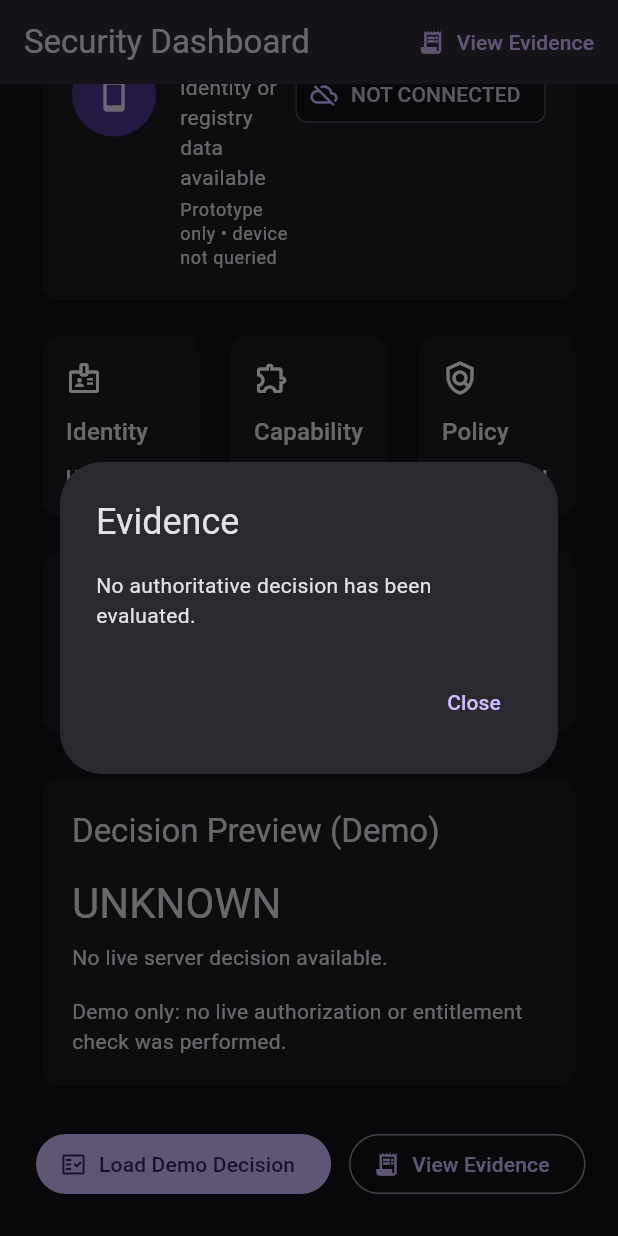
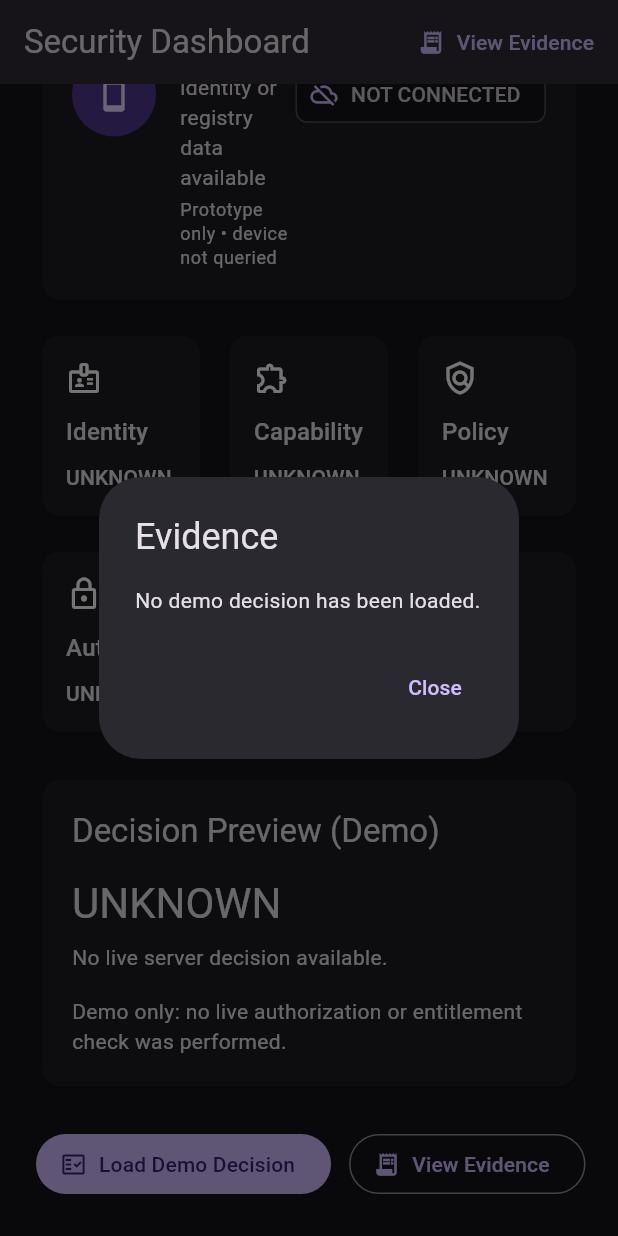
Before and after one commit to phakphum12345/Bypass-iOS-, a Flutter app: the screen it shows after launch, scrolled down 266 dp, after a tap on "View Evidence", on a phone screen of 412 x 824 dp. Run offline on Flutter 3.47's test engine with Material 3 defaults, Android fonts, the phone set to English and light mode, and no system bars.

Commit message:
fix(ui): clarify evidence is a local demo fixture

```diff
--- a/flutter_app/lib/features/dashboard/dashboard_page.dart
+++ b/flutter_app/lib/features/dashboard/dashboard_page.dart
@@ -19,8 +19,7 @@ class _DashboardPageState extends State<DashboardPage> {
   DecisionResponse? _response;
 
   void _evaluateDecision() {
-    // Demonstration only: this represents a response already evaluated
-    // by the authoritative server. The client does not manufacture access.
+    // Demo fixture only. This does not call a server or inspect a device.
     final response = _decisionService.parseAuthoritativeResponse({
       'correlation_id': 'demo-correlation',
       'decision': 'DENY',
@@ -41,8 +40,8 @@ class _DashboardPageState extends State<DashboardPage> {
         title: const Text('Evidence'),
         content: Text(
           _response == null
-              ? 'No authoritative decision has been evaluated.'
-              : 'Correlation ID: ${_response!.correlationId}\n'
+              ? 'No demo decision has been loaded.'
+               : 'Demo correlation ID: ${_response!.correlationId}\n'
                   'Decision: ${_response!.decision.decision.name}\n'
                   'Reason: ${_response!.decision.reason}',
         ),
```
